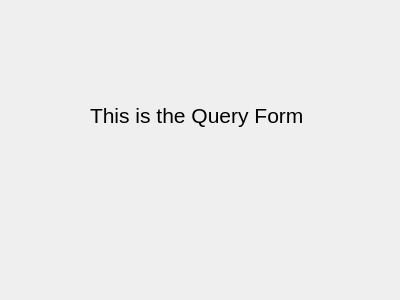
olgerd27/home_medicine_chest, file hmedchest/queries_form.ui: the form before one commit.
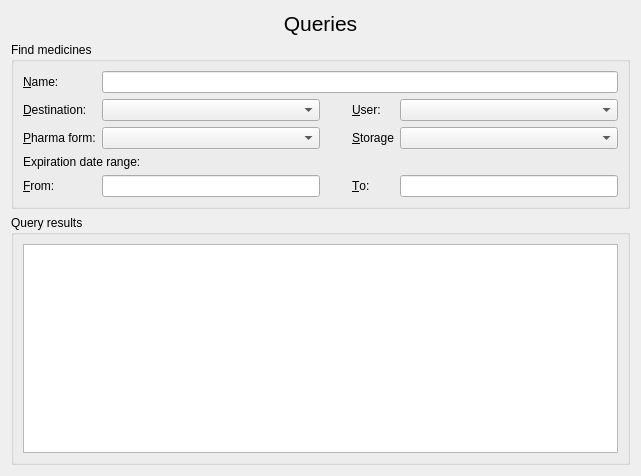
The form after the commit.

Commit message: Develop the Queries form interface.

Diff of the .ui file:
```diff
--- a/hmedchest/queries_form.ui
+++ b/hmedchest/queries_form.ui
@@ -6,31 +6,178 @@
    <rect>
     <x>0</x>
     <y>0</y>
-    <width>400</width>
-    <height>300</height>
+    <width>641</width>
+    <height>476</height>
    </rect>
   </property>
   <property name="windowTitle">
    <string>Form</string>
   </property>
-  <widget class="QLabel" name="label">
-   <property name="geometry">
-    <rect>
-     <x>90</x>
-     <y>100</y>
-     <width>241</width>
-     <height>31</height>
-    </rect>
-   </property>
-   <property name="font">
-    <font>
-     <pointsize>16</pointsize>
-    </font>
-   </property>
-   <property name="text">
-    <string>This is the Query Form</string>
-   </property>
-  </widget>
+  <layout class="QVBoxLayout" name="verticalLayout_2">
+   <item>
+    <widget class="QLabel" name="m_lblTitle">
+     <property name="font">
+      <font>
+       <pointsize>16</pointsize>
+      </font>
+     </property>
+     <property name="text">
+      <string>Queries</string>
+     </property>
+     <property name="alignment">
+      <set>Qt::AlignCenter</set>
+     </property>
+    </widget>
+   </item>
+   <item>
+    <widget class="QGroupBox" name="m_gboxQueryCondition">
+     <property name="title">
+      <string>Find medicines</string>
+     </property>
+     <layout class="QGridLayout" name="gridLayout">
+      <item row="4" column="1">
+       <widget class="QLineEdit" name="m_leExpDateFrom"/>
+      </item>
+      <item row="0" column="0">
+       <widget class="QLabel" name="m_lblName">
+        <property name="text">
+         <string>&amp;Name:</string>
+        </property>
+        <property name="buddy">
+         <cstring>m_leName</cstring>
+        </property>
+       </widget>
+      </item>
+      <item row="1" column="1">
+       <widget class="QComboBox" name="m_cboxDestination"/>
+      </item>
+      <item row="2" column="0">
+       <widget class="QLabel" name="m_lblPharmaForm">
+        <property name="text">
+         <string>&amp;Pharma form:</string>
+        </property>
+        <property name="buddy">
+         <cstring>m_cboxPharmaForm</cstring>
+        </property>
+       </widget>
+      </item>
+      <item row="1" column="4">
+       <widget class="QComboBox" name="m_cboxUser"/>
+      </item>
+      <item row="0" column="1" colspan="4">
+       <widget class="QLineEdit" name="m_leName"/>
+      </item>
+      <item row="2" column="3">
+       <widget class="QLabel" name="m_lblStorage">
+        <property name="text">
+         <string>&amp;Storage</string>
+        </property>
+        <property name="buddy">
+         <cstring>m_cboxStorage</cstring>
+        </property>
+       </widget>
+      </item>
+      <item row="1" column="0">
+       <widget class="QLabel" name="m_lblDestination">
+        <property name="text">
+         <string>&amp;Destination:</string>
+        </property>
+        <property name="buddy">
+         <cstring>m_cboxDestination</cstring>
+        </property>
+       </widget>
+      </item>
+      <item row="4" column="4">
+       <widget class="QLineEdit" name="m_leExpDateTo"/>
+      </item>
+      <item row="1" column="3">
+       <widget class="QLabel" name="m_lblUser">
+        <property name="text">
+         <string>&amp;User:</string>
+        </property>
+        <property name="buddy">
+         <cstring>m_cboxUser</cstring>
+        </property>
+       </widget>
+      </item>
+      <item row="2" column="1">
+       <widget class="QComboBox" name="m_cboxPharmaForm"/>
+      </item>
+      <item row="4" column="3">
+       <widget class="QLabel" name="m_lblExpDateTo">
+        <property name="text">
+         <string>&amp;To:</string>
+        </property>
+        <property name="buddy">
+         <cstring>m_leExpDateTo</cstring>
+        </property>
+       </widget>
+      </item>
+      <item row="3" column="0" colspan="2">
+       <widget class="QLabel" name="m_lblExpDateRange">
+        <property name="sizePolicy">
+         <sizepolicy hsizetype="Preferred" vsizetype="Fixed">
+          <horstretch>0</horstretch>
+          <verstretch>0</verstretch>
+         </sizepolicy>
+        </property>
+        <property name="text">
+         <string>Expiration date range:</string>
+        </property>
+       </widget>
+      </item>
+      <item row="4" column="0">
+       <widget class="QLabel" name="m_lblExpDateFrom">
+        <property name="text">
+         <string>&amp;From:</string>
+        </property>
+        <property name="buddy">
+         <cstring>m_leExpDateFrom</cstring>
+        </property>
+       </widget>
+      </item>
+      <item row="2" column="4">
+       <widget class="QComboBox" name="m_cboxStorage"/>
+      </item>
+      <item row="1" column="2">
+       <spacer name="horizontalSpacer">
+        <property name="orientation">
+         <enum>Qt::Horizontal</enum>
+        </property>
+        <property name="sizeType">
+         <enum>QSizePolicy::Fixed</enum>
+        </property>
+        <property name="sizeHint" stdset="0">
+         <size>
+          <width>20</width>
+          <height>20</height>
+         </size>
+        </property>
+       </spacer>
+      </item>
+     </layout>
+    </widget>
+   </item>
+   <item>
+    <widget class="QGroupBox" name="m_gboxQueryResults">
+     <property name="title">
+      <string>Query results</string>
+     </property>
+     <layout class="QVBoxLayout" name="verticalLayout">
+      <item>
+       <widget class="QTableView" name="tableView">
+        <property name="minimumSize">
+         <size>
+          <width>0</width>
+          <height>200</height>
+         </size>
+        </property>
+       </widget>
+      </item>
+     </layout>
+    </widget>
+   </item>
+  </layout>
  </widget>
  <resources/>
  <connections/>
```
